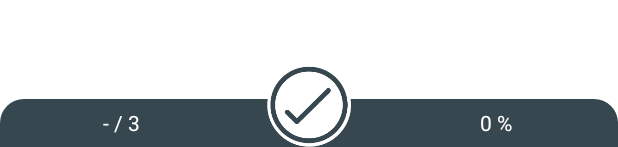
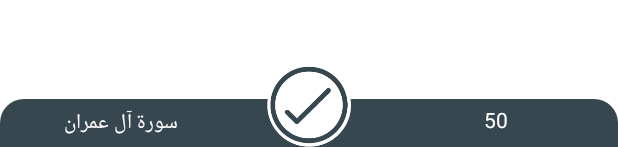
Before and after one commit to ebrahim5599/Khatmah, an Android app: the layout daily_portion_container.xml on its own in the app's theme, with its tools: preview values and no code run, on a phone screen of 412 x 824 dp. Shown: the part 1089-1236 px from the top of the screen. Run offline under Robolectric (Android 15) with nearby library versions, the phone set to English and light mode, and no system bars.

Commit message:
Scenario 1 [edit]

```diff
--- a/app/src/main/java/com/islamic/khatmah/quran_activity/QuranPageAdapter.java
+++ b/app/src/main/java/com/islamic/khatmah/quran_activity/QuranPageAdapter.java
@@ -23,12 +23,10 @@ import java.io.InputStream;
 public class QuranPageAdapter extends RecyclerView.Adapter<QuranPageAdapter.PageViewHolder>{
 
 
-    private ViewPager2 viewPager2;
     private Context context;
     private Bitmap bit;
 
-    QuranPageAdapter(Context context, ViewPager2 viewPager2) {
-
+    QuranPageAdapter(Context context) {
         this.context = context;
     }
 
--- a/app/src/main/res/layout/daily_portion_container.xml
+++ b/app/src/main/res/layout/daily_portion_container.xml
@@ -34,7 +34,7 @@
                 android:layout_marginRight="2dp"
                 android:layout_weight="2"
                 android:gravity="center"
-                android:text="- / 3"
+                android:text="سورة آل عمران"
                 android:textColor="@color/white" />
 
 
@@ -54,7 +54,7 @@
                 android:layout_marginLeft="2dp"
                 android:layout_weight="2"
                 android:gravity="center"
-                android:text="0 %"
+                android:text="50"
                 android:textColor="@color/white" />
         </LinearLayout>
 
--- a/app/src/main/res/layout/progress_fragment.xml
+++ b/app/src/main/res/layout/progress_fragment.xml
@@ -5,7 +5,6 @@
     android:id="@+id/frameLayout"
     android:layout_width="match_parent"
     android:layout_height="match_parent"
-    android:background="#0C0C0C"
     tools:context=".progress.ProgressFragment">
 
     <TextView
```
Also changed, not shown: app/src/main/java/com/islamic/khatmah/daily_portion/DailyPortionAdapter.java (+7 -2 lines).
